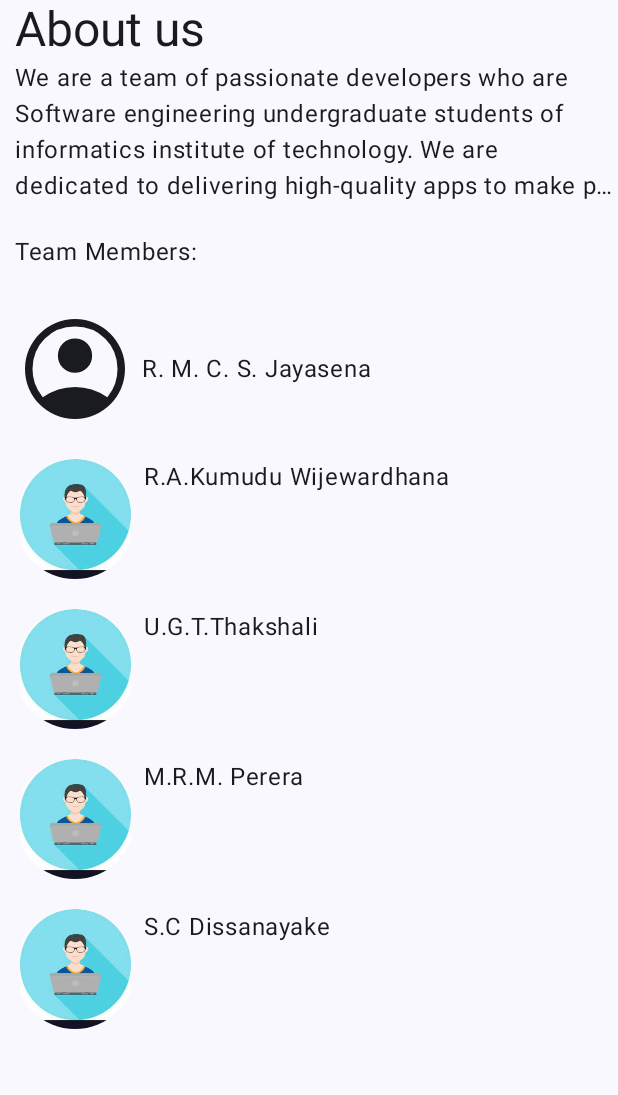
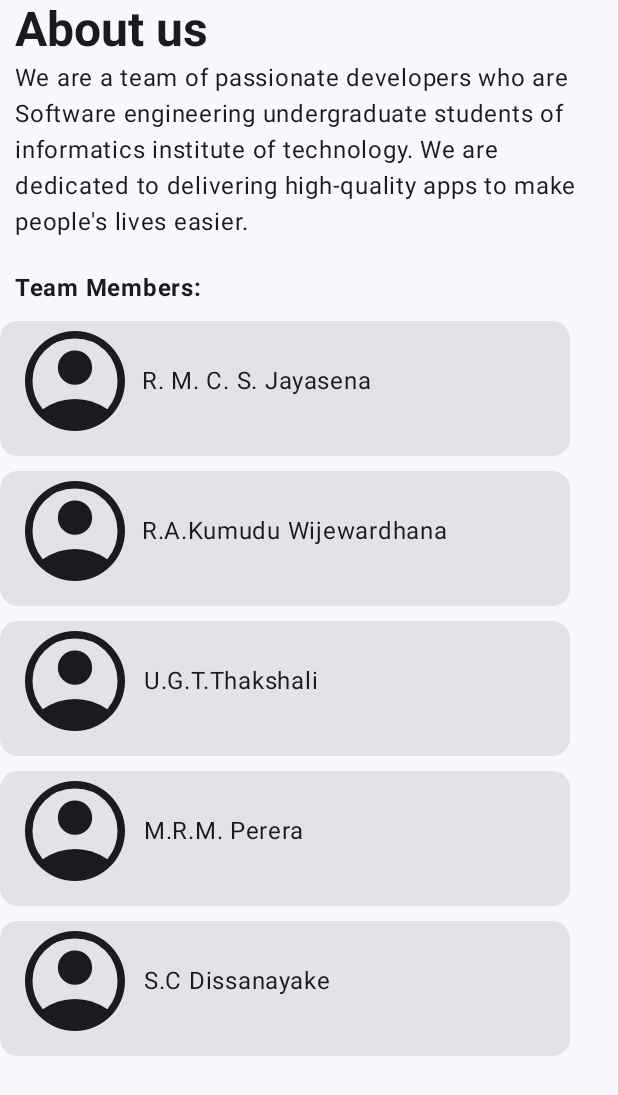
Before and after one commit to chamajay/deepsense, an Android app built with Jetpack Compose: the screen it shows after launch (MainActivity), on a phone screen of 412 x 824 dp. Shown: the top 1095 px of the screen. Run offline under Robolectric (Android 15) with nearby library versions, the phone set to English and light mode, and no system bars; our stand-ins replace Dagger/Hilt's generated code.

Commit message:
change images to icons

```diff
--- a/app/src/main/java/com/codestack/deepsense/screens/aboutus/AboutUsScreen.kt
+++ b/app/src/main/java/com/codestack/deepsense/screens/aboutus/AboutUsScreen.kt
@@ -1,22 +1,23 @@
 package com.codestack.deepsense.screens.aboutus
 
-import androidx.compose.foundation.Image
+import android.graphics.Color
 import androidx.compose.foundation.layout.*
 import androidx.compose.foundation.shape.RoundedCornerShape
-import androidx.compose.material3.Icon
-import androidx.compose.material3.MaterialTheme
-import androidx.compose.material3.Surface
-import androidx.compose.material3.Text
+import androidx.compose.material3.*
 import androidx.compose.runtime.Composable
 import androidx.compose.ui.Alignment
 import androidx.compose.ui.Modifier
 import androidx.compose.ui.draw.clip
 import androidx.compose.ui.res.painterResource
+import androidx.compose.ui.text.font.FontWeight
 import androidx.compose.ui.text.style.TextAlign
 import androidx.compose.ui.text.style.TextOverflow
+import androidx.compose.ui.tooling.preview.Preview
 import androidx.compose.ui.unit.dp
 import com.codestack.deepsense.R
 
+
+@OptIn(ExperimentalMaterial3Api::class)
 @Composable
 fun AboutUsScreen() {
     Surface{
@@ -26,6 +27,7 @@ fun AboutUsScreen() {
                 Spacer(modifier = Modifier.width(10.dp))
                 Text(
                     "About us",
+                    fontWeight = FontWeight.Bold,
                     textAlign = TextAlign.Center,
                     style = MaterialTheme.typography.headlineLarge
                 )
@@ -35,17 +37,21 @@ fun AboutUsScreen() {
                 Spacer(modifier = Modifier.width(10.dp))
                 Text(
                     text = "We are a team of passionate developers who are Software engineering undergraduate students of informatics institute of technology. We are dedicated to delivering high-quality apps to make people's lives easier.",
-                    maxLines = 4,
+                    maxLines = 6,
                     overflow = TextOverflow.Ellipsis
                 )
+
             }
-            Spacer(modifier = Modifier.height(20.dp))
+            Spacer(modifier = Modifier.height(10.dp))
+                Spacer(modifier = Modifier.height(10.dp))
                 Row {
                     Spacer(modifier = Modifier.width(10.dp))
-                Spacer(modifier = Modifier.height(50.dp))
-                Text("Team Members:")
+                    Text("Team Members:",fontWeight = FontWeight.Bold)
 
                 }
+                Spacer(modifier = Modifier.height(10.dp))
+
+                Card(Modifier.size(width = 380.dp, height = 90.dp)) {
                     Row(verticalAlignment = Alignment.CenterVertically) {
                         Spacer(modifier = Modifier.width(10.dp))
                         Icon(
@@ -59,17 +65,18 @@ fun AboutUsScreen() {
                         )
                         Text(
                             text = " R. M. C. S. Jayasena ",
+                        )
+                    }}
 
-                    )
-            }
+            Spacer(modifier = Modifier.height(10.dp))
 
-            Spacer(modifier = Modifier.height(20.dp))
+            Card(Modifier.size(width = 380.dp, height = 90.dp)) {
 
-            Row {
-                Spacer(modifier = Modifier.height(10.dp))
+                Row(verticalAlignment = Alignment.CenterVertically) {
+
                     Spacer(modifier = Modifier.width(10.dp))
-                Image(
-                    painter = painterResource(R.drawable.mem),
+                    Icon(
+                        painter = painterResource(R.drawable.account_circle_48px),
                         "member2",
                         modifier = Modifier
                             .size(80.dp)
@@ -79,17 +86,16 @@ fun AboutUsScreen() {
                     )
                     Text(
                         text = " R.A.Kumudu Wijewardhana ",
-                    textAlign = TextAlign.Right
                     )
-            }
+                } }
 
-            Spacer(modifier = Modifier.height(20.dp))
+            Spacer(modifier = Modifier.height(10.dp))
 
-            Row {
-                Spacer(modifier = Modifier.height(10.dp))
+            Card(Modifier.size(width = 380.dp, height = 90.dp)) {
+                Row(verticalAlignment = Alignment.CenterVertically) {
                     Spacer(modifier = Modifier.width(10.dp))
-                Image(
-                    painter = painterResource(R.drawable.mem),
+                    Icon(
+                        painter = painterResource(R.drawable.account_circle_48px),
                         "member3",
                         modifier = Modifier
                             .size(80.dp)
@@ -101,15 +107,17 @@ fun AboutUsScreen() {
                         text = " U.G.T.Thakshali ",
                         textAlign = TextAlign.Right
                     )
-            }
+                }}
 
-            Spacer(modifier = Modifier.height(20.dp))
+            Spacer(modifier = Modifier.height(10.dp))
 
-            Row {
-                Spacer(modifier = Modifier.height(10.dp))
+            Card(Modifier.size(width = 380.dp, height = 90.dp)) {
+
+                Row(verticalAlignment = Alignment.CenterVertically) {
+
                     Spacer(modifier = Modifier.width(10.dp))
-                Image(
-                    painter = painterResource(R.drawable.mem),
+                    Icon(
+                        painter = painterResource(R.drawable.account_circle_48px),
                         "member4",
                         modifier = Modifier
                             .size(80.dp)
@@ -121,14 +129,15 @@ fun AboutUsScreen() {
                         text = " M.R.M. Perera ",
                         textAlign = TextAlign.Right
                     )
-            }
+                }}
 
-            Spacer(modifier = Modifier.height(20.dp))
+            Spacer(modifier = Modifier.height(10.dp))
 
-            Row {
+            Card(Modifier.size(width = 380.dp, height =90.dp)) {
+                Row(verticalAlignment = Alignment.CenterVertically) {
                     Spacer(modifier = Modifier.width(10.dp))
-                Image(
-                    painter = painterResource(R.drawable.mem),
+                    Icon(
+                        painter = painterResource(R.drawable.account_circle_48px),
                         "member5",
                         modifier = Modifier
                             .size(80.dp)
@@ -140,11 +149,17 @@ fun AboutUsScreen() {
                         text = " S.C Dissanayake ",
                         textAlign = TextAlign.Right
                     )
+                }}
         }
-
-        }
-
     }
 
 
 }
+
+@Preview
+@Composable
+fun AboutUsScreenPreview()
+{
+    AboutUsScreen()
+
+}
```
Lines whose indentation alone changed are shown as unchanged.
